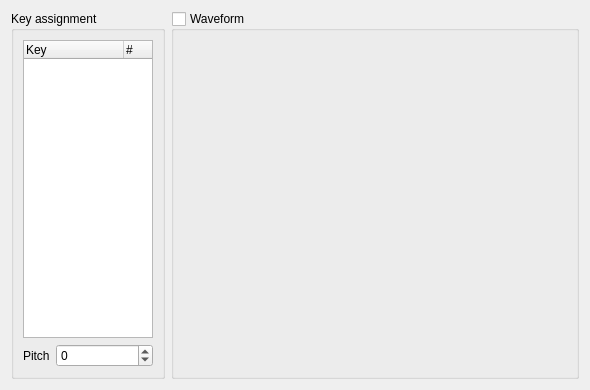
Old version of the form BambooTracker/gui/instrument_editor/instrument_editor_drumkit_form.ui in the repository BambooTracker/BambooTracker.
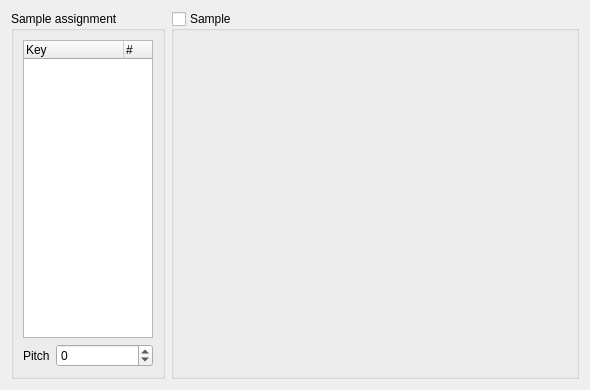
New version of the form. Custom widgets are drawn as their Qt base class.

Commit message: Rename ADPCM Waveform to Sample

What changed in the file:
```diff
--- a/BambooTracker/gui/instrument_editor/instrument_editor_drumkit_form.ui
+++ b/BambooTracker/gui/instrument_editor/instrument_editor_drumkit_form.ui
@@ -17,7 +17,7 @@
    <item>
     <widget class="QGroupBox" name="keyGroupBox">
      <property name="title">
-      <string>Key assignment</string>
+      <string>Sample assignment</string>
      </property>
      <layout class="QVBoxLayout" name="verticalLayout">
       <item>
@@ -96,7 +96,7 @@
    <item>
     <widget class="QGroupBox" name="waveGroupBox">
      <property name="title">
-      <string>Waveform</string>
+      <string>Sample</string>
      </property>
      <property name="checkable">
       <bool>true</bool>
```
Left out of the diff: 10 changed lines with no effect on the pictures. The commit also changes 30 other files.
